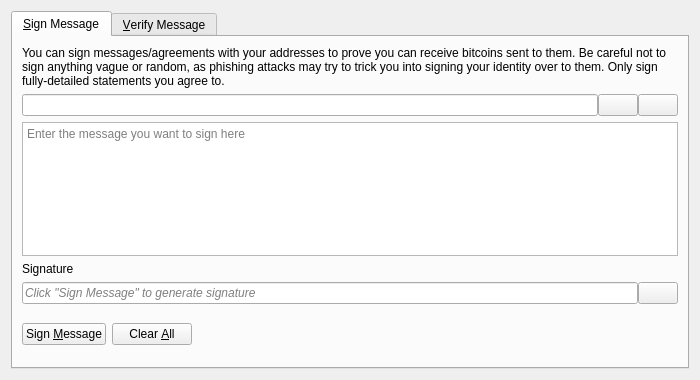
First picture: the form in src/qt/forms/signverifymessagedialog.ui, repository Hashcash-PoW-Faucet/996-Coin, before the edit.
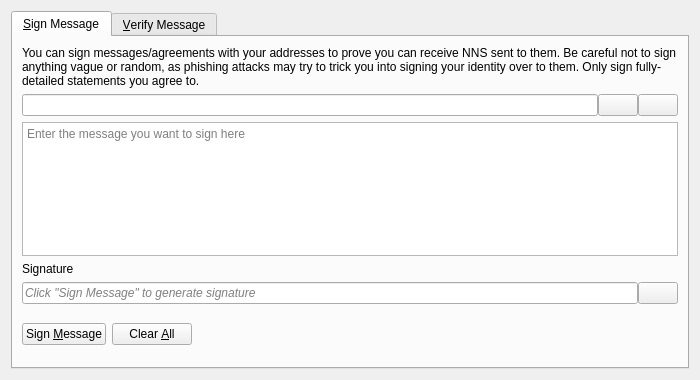
Second picture: the form after the edit. Icons and pictures are not drawn. Custom widgets are drawn as their Qt base class.

Commit message: Update message to reflect NNS

Patch:
```diff
--- a/src/qt/forms/signverifymessagedialog.ui
+++ b/src/qt/forms/signverifymessagedialog.ui
@@ -30,7 +30,7 @@
        <item>
         <widget class="QLabel" name="infoLabel_SM">
          <property name="text">
-          <string>You can sign messages/agreements with your addresses to prove you can receive bitcoins sent to them. Be careful not to sign anything vague or random, as phishing attacks may try to trick you into signing your identity over to them. Only sign fully-detailed statements you agree to.</string>
+          <string>You can sign messages/agreements with your addresses to prove you can receive NNS sent to them. Be careful not to sign anything vague or random, as phishing attacks may try to trick you into signing your identity over to them. Only sign fully-detailed statements you agree to.</string>
          </property>
          <property name="textFormat">
           <enum>Qt::PlainText</enum>
```
